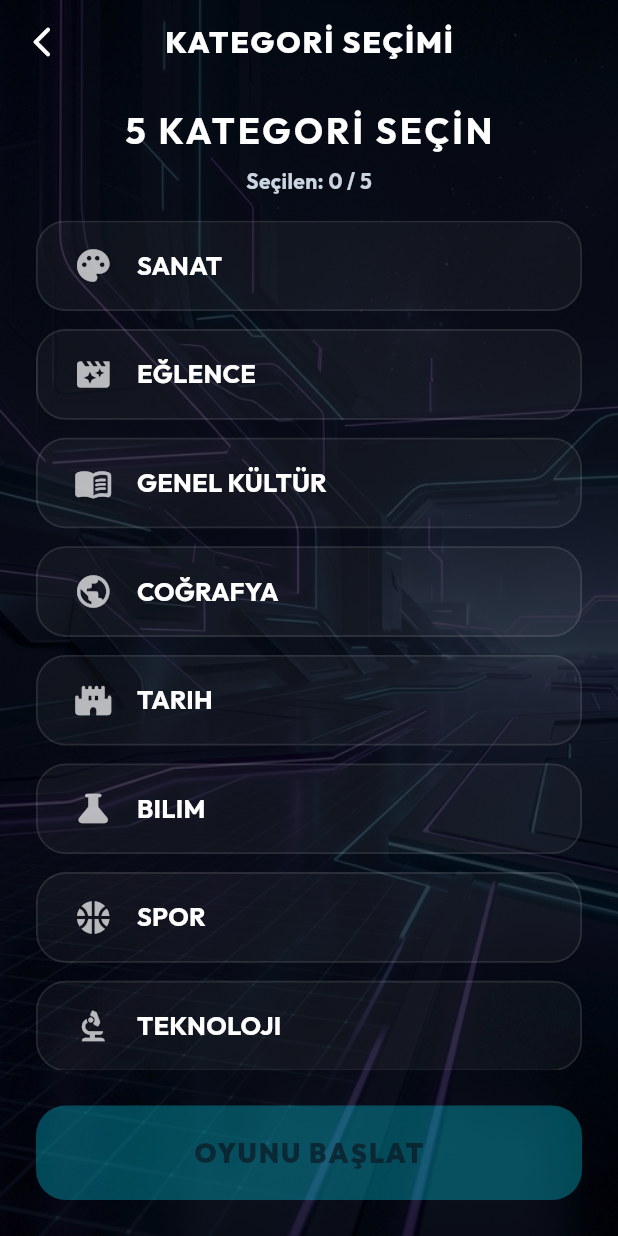
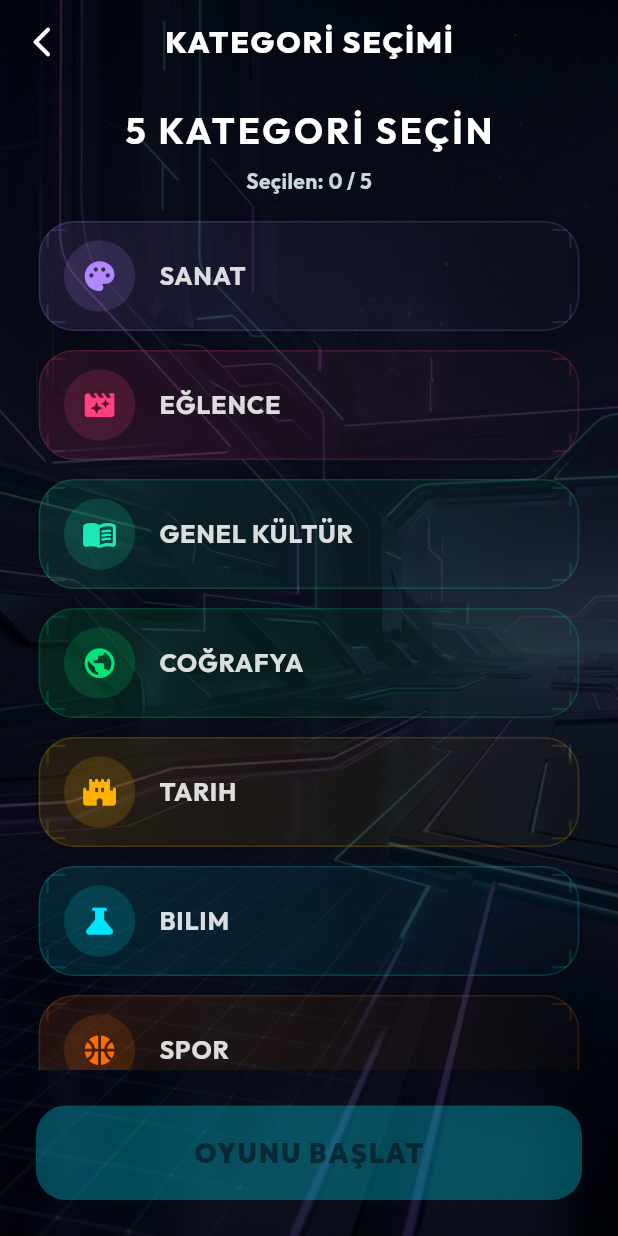
Before and after one commit to alibayraktar00/game_riziko, a Flutter app: the CategoryPickerScreen screen opened by its route, on a phone screen of 412 x 824 dp. Run offline on Flutter 3.47's test engine with Material 3 defaults, Android fonts, the phone set to English and light mode, and no system bars; drawn by our look-alikes of flutter_animate; our stand-ins replace audioplayers, cloud_firestore, confetti, equatable, firebase_core, firebase_database and 9 more; missing offline and left inert: edit_distance, mobile_scanner; accounts and stored records are empty.

Commit message:
Kategori seçim listesini renklendir, göl sorusundaki terim tutarsızlığını düzelt
CategoryTile satırları artık her kategori için ayrı vurgu rengi, parlayan
ikon rozeti ve seçili durumda glow+onay ikonu gösteriyor (eski düz
SelectableCard kaldırıldı). Coğrafya kategorisindeki "en derin göl"
sorusunda "Hazar Denizi" şıkkı "deniz" ifadesiyle diğer üç göl şıkkıyla
tutarsız duruyordu; "Victoria Gölü" ile değiştirildi.

Kategori normalizasyonunu, yeni CategoryTile'ı ve seçim ekranını uçtan
uca doğrulayan testler eklendi.

Co-Authored-By: Claude Sonnet 5 <noreply@anthropic.com>

```diff
--- a/lib/core/category_icons.dart
+++ b/lib/core/category_icons.dart
@@ -24,3 +24,27 @@ IconData categoryIcon(String category) {
   }
   return Icons.category_rounded;
 }
+
+/// Maps a category name to a distinct accent color, so category pickers can
+/// give each card its own identity instead of one repeated theme color.
+Color categoryColor(String category) {
+  final lower = category.toLowerCase();
+  if (lower.contains('science') || lower.contains('bilim')) {
+    return const Color(0xFF00E5FF);
+  } else if (lower.contains('history') || lower.contains('tarih')) {
+    return const Color(0xFFFFB300);
+  } else if (lower.contains('geography') || lower.contains('coğrafya')) {
+    return const Color(0xFF00E676);
+  } else if (lower.contains('sports') || lower.contains('spor')) {
+    return const Color(0xFFFF6D00);
+  } else if (lower.contains('entertainment') || lower.contains('eğlence')) {
+    return const Color(0xFFFF4081);
+  } else if (lower.contains('art') || lower.contains('sanat')) {
+    return const Color(0xFFB388FF);
+  } else if (lower.contains('technology') || lower.contains('teknoloji')) {
+    return const Color(0xFF2979FF);
+  } else if (lower.contains('general culture') || lower.contains('genel kültür')) {
+    return const Color(0xFF1DE9B6);
+  }
+  return const Color(0xFF00E5FF);
+}
--- a/lib/data/repositories/question_repository_impl.dart
+++ b/lib/data/repositories/question_repository_impl.dart
@@ -456,8 +456,8 @@ class QuestionRepositoryImpl implements QuestionRepository {
         'answers': ['baikal', 'lake baikal', 'baykal'],
         'keywords': ['baikal', 'baykal'],
         'distractors': {
-          'en': ['tanganyika', 'lake superior', 'caspian sea'],
-          'tr': ['tanganika', 'superior gölü', 'hazar denizi'],
+          'en': ['tanganyika', 'lake superior', 'lake victoria'],
+          'tr': ['tanganika', 'superior gölü', 'victoria gölü'],
         },
       },
       {
--- a/lib/presentation/screens/category_picker_screen.dart
+++ b/lib/presentation/screens/category_picker_screen.dart
@@ -8,7 +8,7 @@ import '../../core/theme/app_theme.dart';
 import '../providers/game_provider.dart';
 import '../providers/providers.dart';
 import '../widgets/riziko_scaffold.dart';
-import '../widgets/selectable_card.dart';
+import '../widgets/category_tile.dart';
 import '../../core/category_icons.dart';
 
 class CategoryPickerScreen extends ConsumerStatefulWidget {
@@ -81,11 +81,11 @@ class _CategoryPickerScreenState extends ConsumerState<CategoryPickerScreen> {
 
                     return Padding(
                       padding: const EdgeInsets.only(bottom: AppSpacing.sm),
-                      child: SelectableCard(
+                      child: CategoryTile(
                         icon: categoryIcon(category),
+                        accentColor: categoryColor(category),
                         title: t.translate(category.toLowerCase()).toUpperCase(),
                         selected: isSelected,
-                        showHud: false,
                         onTap: () {
                           setState(() {
                             if (isSelected) {
--- /dev/null
+++ b/lib/presentation/widgets/category_tile.dart
@@ -0,0 +1,115 @@
+import 'package:flutter/material.dart';
+import '../../core/theme/app_theme.dart';
+import 'cyber_hud_painter.dart';
+
+/// Full-width row for category pickers: a per-category accent color, a
+/// glowing icon badge and a selected state with a check badge — richer than
+/// a plain flat list row, while keeping the familiar list layout.
+class CategoryTile extends StatelessWidget {
+  final IconData icon;
+  final Color accentColor;
+  final String title;
+  final bool selected;
+  final VoidCallback onTap;
+
+  const CategoryTile({
+    super.key,
+    required this.icon,
+    required this.accentColor,
+    required this.title,
+    required this.selected,
+    required this.onTap,
+  });
+
+  @override
+  Widget build(BuildContext context) {
+    return AnimatedScale(
+      scale: selected ? 1.0 : 0.99,
+      duration: const Duration(milliseconds: 180),
+      curve: Curves.easeOut,
+      child: InkWell(
+        onTap: onTap,
+        borderRadius: BorderRadius.circular(AppRadius.card),
+        child: Stack(
+          children: [
+            AnimatedContainer(
+              duration: const Duration(milliseconds: 180),
+              curve: Curves.easeOut,
+              padding: const EdgeInsets.symmetric(vertical: AppSpacing.sm, horizontal: AppSpacing.md),
+              decoration: BoxDecoration(
+                borderRadius: BorderRadius.circular(AppRadius.card),
+                gradient: LinearGradient(
+                  begin: Alignment.centerLeft,
+                  end: Alignment.centerRight,
+                  colors: [
+                    accentColor.withValues(alpha: selected ? 0.26 : 0.12),
+                    accentColor.withValues(alpha: selected ? 0.06 : 0.02),
+                  ],
+                ),
+                border: Border.all(
+                  color: accentColor.withValues(alpha: selected ? 0.8 : 0.18),
+                  width: selected ? 1.6 : 1,
+                ),
+                boxShadow: selected
+                    ? [
+                        BoxShadow(
+                          color: accentColor.withValues(alpha: 0.3),
+                          blurRadius: 18,
+                          spreadRadius: 0,
+                        ),
+                      ]
+                    : null,
+              ),
+              child: Row(
+                children: [
+                  Container(
+                    width: 48,
+                    height: 48,
+                    decoration: BoxDecoration(
+                      shape: BoxShape.circle,
+                      color: accentColor.withValues(alpha: selected ? 0.35 : 0.16),
+                      boxShadow: selected
+                          ? [BoxShadow(color: accentColor.withValues(alpha: 0.5), blurRadius: 14)]
+                          : null,
+                    ),
+                    child: Icon(icon, color: selected ? Colors.white : accentColor, size: 24),
+                  ),
+                  const SizedBox(width: AppSpacing.md),
+                  Expanded(
+                    child: Text(
+                      title,
+                      maxLines: 1,
+                      overflow: TextOverflow.ellipsis,
+                      style: Theme.of(context).textTheme.titleMedium?.copyWith(
+                            color: selected ? Colors.white : Colors.white.withValues(alpha: 0.85),
+                            letterSpacing: 0.5,
+                          ),
+                    ),
+                  ),
+                  AnimatedScale(
+                    scale: selected ? 1.0 : 0.6,
+                    duration: const Duration(milliseconds: 160),
+                    curve: Curves.easeOut,
+                    child: AnimatedOpacity(
+                      opacity: selected ? 1.0 : 0.0,
+                      duration: const Duration(milliseconds: 160),
+                      child: Icon(Icons.check_circle_rounded, color: accentColor, size: 22),
+                    ),
+                  ),
+                ],
+              ),
+            ),
+            Positioned.fill(
+              child: IgnorePointer(
+                child: ClipRRect(
+                  borderRadius: BorderRadius.circular(AppRadius.card),
+                  child: CustomPaint(painter: CyberHudPainter(color: accentColor, isSelected: selected)),
+                ),
+              ),
+            ),
+          ],
+        ),
+      ),
+    );
+  }
+}
--- a/lib/presentation/widgets/selectable_card.dart
+++ /dev/null
@@ -1,85 +0,0 @@
-import 'package:flutter/material.dart';
-import '../../core/theme/app_theme.dart';
-import 'cyber_hud_painter.dart';
-import 'glass_card.dart';
-
-/// Tappable glass card with a selected/unselected visual state — the
-/// "selectable list/grid picker" archetype reimplemented independently in
-/// category_picker_screen, difficulty_selection_screen and
-/// team_setup_screen. One widget, one look.
-class SelectableCard extends StatelessWidget {
-  final IconData? icon;
-  final String title;
-  final String? subtitle;
-  final bool selected;
-  final VoidCallback onTap;
-  final Color? accentColor;
-  final bool showHud;
-
-  const SelectableCard({
-    super.key,
-    this.icon,
-    required this.title,
-    this.subtitle,
-    required this.selected,
-    required this.onTap,
-    this.accentColor,
-    this.showHud = true,
-  });
-
-  @override
-  Widget build(BuildContext context) {
-    final accent = accentColor ?? Theme.of(context).colorScheme.primary;
-    final textTheme = Theme.of(context).textTheme;
-
-    return InkWell(
-      onTap: onTap,
-      borderRadius: BorderRadius.circular(AppRadius.button),
-      child: Stack(
-        children: [
-          GlassCard(
-            selected: selected,
-            accentColor: accent,
-            radius: AppRadius.button,
-            blur: false,
-            padding: const EdgeInsets.symmetric(horizontal: AppSpacing.lg, vertical: AppSpacing.md),
-            child: Row(
-              children: [
-                if (icon != null) ...[
-                  Icon(icon, color: selected ? accent : Colors.white.withValues(alpha: 0.7), size: 26),
-                  const SizedBox(width: AppSpacing.md),
-                ],
-                Expanded(
-                  child: Column(
-                    crossAxisAlignment: CrossAxisAlignment.start,
-                    mainAxisSize: MainAxisSize.min,
-                    children: [
-                      Text(
-                        title,
-                        style: textTheme.titleMedium?.copyWith(color: selected ? accent : Colors.white),
-                        overflow: TextOverflow.ellipsis,
-                      ),
-                      if (subtitle != null)
-                        Text(
-                          subtitle!,
-                          style: textTheme.bodySmall,
-                          overflow: TextOverflow.ellipsis,
-                        ),
-                    ],
-                  ),
-                ),
-                if (selected) Icon(Icons.check_circle_rounded, color: accent, size: 22),
-              ],
-            ),
-          ),
-          if (showHud)
-            Positioned.fill(
-              child: IgnorePointer(
-                child: CustomPaint(painter: CyberHudPainter(color: accent, isSelected: selected)),
-              ),
-            ),
-        ],
-      ),
-    );
-  }
-}
```
Also changed, not shown: .claude/launch.json (added), 5 other files.
